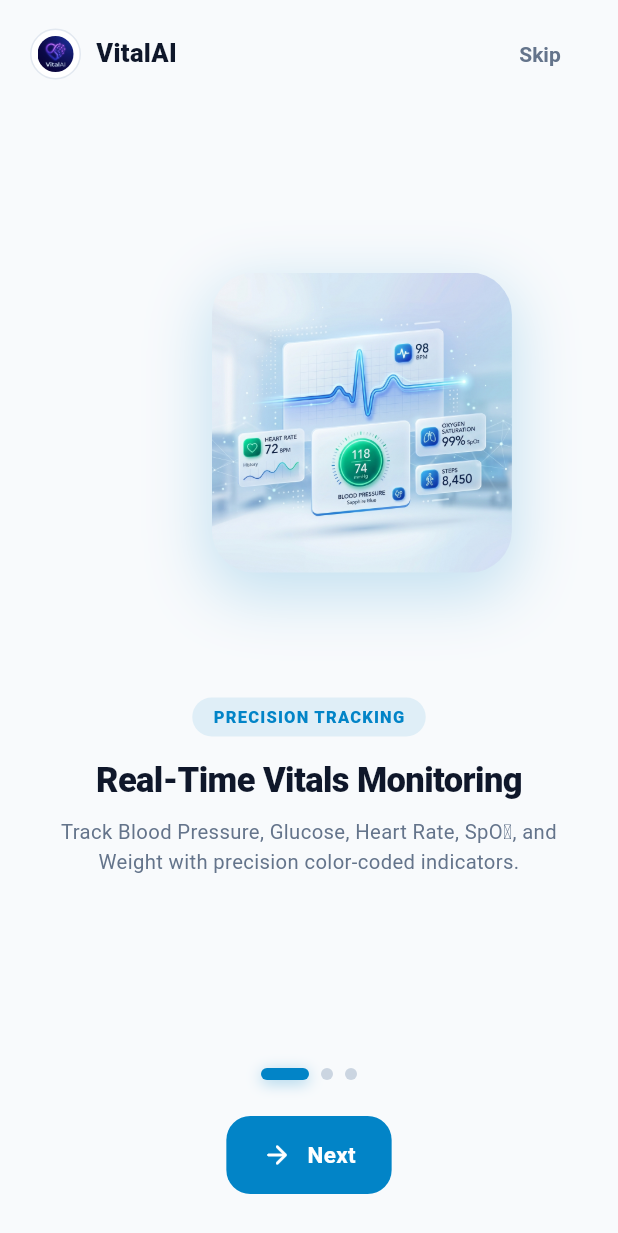
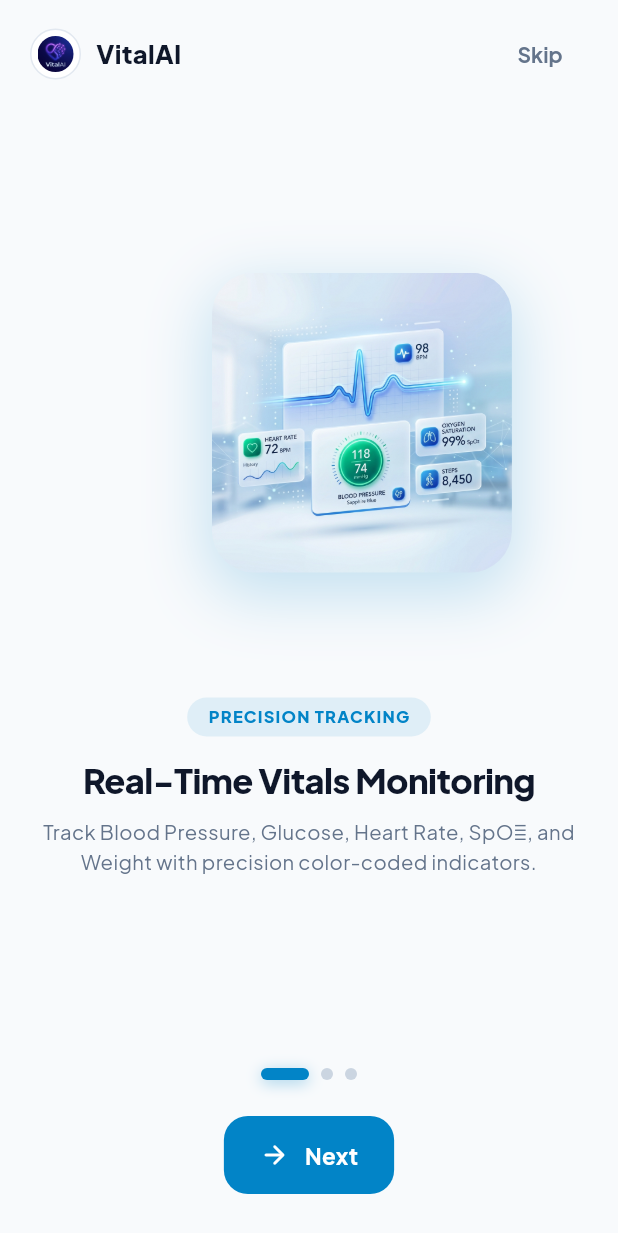
Before and after one commit to inositols/vitalAI, a Flutter app: the screen it shows after launch, on a phone screen of 412 x 824 dp. Shown: the top 1233 px of the screen. Run offline on Flutter 3.47's test engine with Material 3 defaults, Android fonts, the phone set to English and light mode, and no system bars; our stand-ins replace cloud_firestore, equatable, firebase_auth, firebase_core, fl_chart, flutter_bloc and 12 more; accounts and stored records are empty.

Commit message:
feat: Add Plus Jakarta Sans typography and resolve ListTile framework assertion warnings

```diff
--- a/lib/core/theme/theme.dart
+++ b/lib/core/theme/theme.dart
@@ -1,4 +1,5 @@
 import 'package:flutter/material.dart';
+import 'package:google_fonts/google_fonts.dart';
 import 'design_tokens.dart';
 
 class AppTheme {
@@ -18,20 +19,22 @@ class AppTheme {
     final textColor = isDark ? const Color(0xFFF1F5F9) : const Color(0xFF0F172A);
     final mutedColor = isDark ? const Color(0xFF94A3B8) : const Color(0xFF64748B);
 
-    return base.copyWith(
-      displayLarge: TextStyle(fontSize: 34, fontWeight: FontWeight.w800, color: textColor, letterSpacing: -0.8, height: 1.2),
-      displayMedium: TextStyle(fontSize: 28, fontWeight: FontWeight.w700, color: textColor, letterSpacing: -0.5, height: 1.25),
-      headlineLarge: TextStyle(fontSize: 24, fontWeight: FontWeight.w700, color: textColor, letterSpacing: -0.4, height: 1.25),
-      headlineMedium: TextStyle(fontSize: 20, fontWeight: FontWeight.w600, color: textColor, letterSpacing: -0.3, height: 1.3),
-      titleLarge: TextStyle(fontSize: 18, fontWeight: FontWeight.w600, color: textColor, letterSpacing: -0.2),
-      titleMedium: TextStyle(fontSize: 16, fontWeight: FontWeight.w600, color: textColor, letterSpacing: -0.1),
-      titleSmall: TextStyle(fontSize: 14, fontWeight: FontWeight.w600, color: mutedColor),
-      bodyLarge: TextStyle(fontSize: 16, fontWeight: FontWeight.w400, color: textColor, height: 1.5),
-      bodyMedium: TextStyle(fontSize: 14, fontWeight: FontWeight.w400, color: textColor, height: 1.45),
-      bodySmall: TextStyle(fontSize: 12, fontWeight: FontWeight.w400, color: mutedColor, height: 1.4),
-      labelLarge: TextStyle(fontSize: 14, fontWeight: FontWeight.w600, color: textColor, letterSpacing: 0.1),
-      labelMedium: TextStyle(fontSize: 12, fontWeight: FontWeight.w600, color: mutedColor, letterSpacing: 0.2),
-      labelSmall: TextStyle(fontSize: 10, fontWeight: FontWeight.w600, color: mutedColor, letterSpacing: 0.3),
+    final fontBase = GoogleFonts.plusJakartaSansTextTheme(base);
+
+    return fontBase.copyWith(
+      displayLarge: fontBase.displayLarge?.copyWith(fontSize: 34, fontWeight: FontWeight.w800, color: textColor, letterSpacing: -0.8, height: 1.2),
+      displayMedium: fontBase.displayMedium?.copyWith(fontSize: 28, fontWeight: FontWeight.w700, color: textColor, letterSpacing: -0.5, height: 1.25),
+      headlineLarge: fontBase.headlineLarge?.copyWith(fontSize: 24, fontWeight: FontWeight.w700, color: textColor, letterSpacing: -0.4, height: 1.25),
+      headlineMedium: fontBase.headlineMedium?.copyWith(fontSize: 20, fontWeight: FontWeight.w600, color: textColor, letterSpacing: -0.3, height: 1.3),
+      titleLarge: fontBase.titleLarge?.copyWith(fontSize: 18, fontWeight: FontWeight.w600, color: textColor, letterSpacing: -0.2),
+      titleMedium: fontBase.titleMedium?.copyWith(fontSize: 16, fontWeight: FontWeight.w600, color: textColor, letterSpacing: -0.1),
+      titleSmall: fontBase.titleSmall?.copyWith(fontSize: 14, fontWeight: FontWeight.w600, color: mutedColor),
+      bodyLarge: fontBase.bodyLarge?.copyWith(fontSize: 16, fontWeight: FontWeight.w400, color: textColor, height: 1.5),
+      bodyMedium: fontBase.bodyMedium?.copyWith(fontSize: 14, fontWeight: FontWeight.w400, color: textColor, height: 1.45),
+      bodySmall: fontBase.bodySmall?.copyWith(fontSize: 12, fontWeight: FontWeight.w400, color: mutedColor, height: 1.4),
+      labelLarge: fontBase.labelLarge?.copyWith(fontSize: 14, fontWeight: FontWeight.w600, color: textColor, letterSpacing: 0.1),
+      labelMedium: fontBase.labelMedium?.copyWith(fontSize: 12, fontWeight: FontWeight.w600, color: mutedColor, letterSpacing: 0.2),
+      labelSmall: fontBase.labelSmall?.copyWith(fontSize: 10, fontWeight: FontWeight.w600, color: mutedColor, letterSpacing: 0.3),
     );
   }
 
@@ -61,13 +64,13 @@ class AppTheme {
       ),
       scaffoldBackgroundColor: surfaceLight,
       textTheme: _buildTextTheme(ThemeData.light().textTheme, isDark: false),
-      appBarTheme: const AppBarTheme(
+      appBarTheme: AppBarTheme(
         backgroundColor: surfaceLight,
         elevation: 0,
         centerTitle: false,
         scrolledUnderElevation: 0,
-        titleTextStyle: TextStyle(color: Color(0xFF0F172A), fontWeight: FontWeight.w700, fontSize: 20, letterSpacing: -0.3),
-        iconTheme: IconThemeData(color: Color(0xFF475569)),
+        titleTextStyle: GoogleFonts.plusJakartaSans(color: const Color(0xFF0F172A), fontWeight: FontWeight.w700, fontSize: 20, letterSpacing: -0.3),
+        iconTheme: const IconThemeData(color: Color(0xFF475569)),
       ),
       cardTheme: CardThemeData(
         elevation: 0,
@@ -102,7 +105,7 @@ class AppTheme {
           borderSide: const BorderSide(color: AppColors.error, width: 2),
         ),
         contentPadding: const EdgeInsets.symmetric(horizontal: 18, vertical: 16),
-        hintStyle: const TextStyle(color: Color(0xFF94A3B8), fontSize: 14),
+        hintStyle: GoogleFonts.plusJakartaSans(color: const Color(0xFF94A3B8), fontSize: 14),
       ),
       elevatedButtonTheme: ElevatedButtonThemeData(
         style: ElevatedButton.styleFrom(
@@ -112,7 +115,7 @@ class AppTheme {
           minimumSize: const Size(88, 52),
           padding: const EdgeInsets.symmetric(horizontal: AppSpacing.xl, vertical: AppSpacing.md),
           shape: RoundedRectangleBorder(borderRadius: BorderRadius.circular(AppRadius.lg)),
-          textStyle: const TextStyle(fontSize: 15, fontWeight: FontWeight.w600, letterSpacing: 0.2),
+          textStyle: GoogleFonts.plusJakartaSans(fontSize: 15, fontWeight: FontWeight.w600, letterSpacing: 0.2),
         ),
       ),
       outlinedButtonTheme: OutlinedButtonThemeData(
@@ -122,13 +125,13 @@ class AppTheme {
           shape: RoundedRectangleBorder(borderRadius: BorderRadius.circular(AppRadius.lg)),
           side: const BorderSide(color: Color(0xFFCBD5E1), width: 1.5),
           foregroundColor: const Color(0xFF334155),
-          textStyle: const TextStyle(fontSize: 15, fontWeight: FontWeight.w600),
+          textStyle: GoogleFonts.plusJakartaSans(fontSize: 15, fontWeight: FontWeight.w600),
         ),
       ),
       textButtonTheme: TextButtonThemeData(
         style: TextButton.styleFrom(
           foregroundColor: primaryLight,
-          textStyle: const TextStyle(fontSize: 14, fontWeight: FontWeight.w600),
+          textStyle: GoogleFonts.plusJakartaSans(fontSize: 14, fontWeight: FontWeight.w600),
         ),
       ),
       segmentedButtonTheme: SegmentedButtonThemeData(
@@ -142,7 +145,7 @@ class AppTheme {
         backgroundColor: Colors.white,
         elevation: 12,
         shape: RoundedRectangleBorder(borderRadius: BorderRadius.circular(AppRadius.xxl)),
-        titleTextStyle: const TextStyle(fontSize: 20, fontWeight: FontWeight.w700, color: Color(0xFF0F172A)),
+        titleTextStyle: GoogleFonts.plusJakartaSans(fontSize: 20, fontWeight: FontWeight.w700, color: const Color(0xFF0F172A)),
       ),
       snackBarTheme: SnackBarThemeData(
         behavior: SnackBarBehavior.floating,
@@ -156,9 +159,9 @@ class AppTheme {
         indicatorColor: primaryLight.withValues(alpha: 0.12),
         labelTextStyle: WidgetStateProperty.resolveWith((states) {
           if (states.contains(WidgetState.selected)) {
-            return const TextStyle(fontSize: 12, fontWeight: FontWeight.w700, color: primaryLight);
+            return GoogleFonts.plusJakartaSans(fontSize: 12, fontWeight: FontWeight.w700, color: primaryLight);
           }
-          return const TextStyle(fontSize: 12, fontWeight: FontWeight.w500, color: Color(0xFF64748B));
+          return GoogleFonts.plusJakartaSans(fontSize: 12, fontWeight: FontWeight.w500, color: const Color(0xFF64748B));
         }),
         iconTheme: WidgetStateProperty.resolveWith((states) {
           if (states.contains(WidgetState.selected)) {
@@ -195,13 +198,13 @@ class AppTheme {
       ),
       scaffoldBackgroundColor: surfaceDark,
       textTheme: _buildTextTheme(ThemeData.dark().textTheme, isDark: true),
-      appBarTheme: const AppBarTheme(
+      appBarTheme: AppBarTheme(
         backgroundColor: surfaceDark,
         elevation: 0,
         centerTitle: false,
         scrolledUnderElevation: 0,
-        titleTextStyle: TextStyle(color: Color(0xFFF8FAFC), fontWeight: FontWeight.w700, fontSize: 20, letterSpacing: -0.3),
-        iconTheme: IconThemeData(color: Color(0xFF94A3B8)),
+        titleTextStyle: GoogleFonts.plusJakartaSans(color: const Color(0xFFF8FAFC), fontWeight: FontWeight.w700, fontSize: 20, letterSpacing: -0.3),
+        iconTheme: const IconThemeData(color: Color(0xFF94A3B8)),
       ),
       cardTheme: CardThemeData(
         elevation: 0,
@@ -236,7 +239,7 @@ class AppTheme {
           borderSide: const BorderSide(color: AppColors.error, width: 2),
         ),
         contentPadding: const EdgeInsets.symmetric(horizontal: 18, vertical: 16),
-        hintStyle: const TextStyle(color: Color(0xFF64748B), fontSize: 14),
+        hintStyle: GoogleFonts.plusJakartaSans(color: const Color(0xFF64748B), fontSize: 14),
       ),
       elevatedButtonTheme: ElevatedButtonThemeData(
         style: ElevatedButton.styleFrom(
@@ -246,7 +249,7 @@ class AppTheme {
           minimumSize: const Size(88, 52),
           padding: const EdgeInsets.symmetric(horizontal: AppSpacing.xl, vertical: AppSpacing.md),
           shape: RoundedRectangleBorder(borderRadius: BorderRadius.circular(AppRadius.lg)),
-          textStyle: const TextStyle(fontSize: 15, fontWeight: FontWeight.w700, letterSpacing: 0.2),
+          textStyle: GoogleFonts.plusJakartaSans(fontSize: 15, fontWeight: FontWeight.w700, letterSpacing: 0.2),
         ),
       ),
       outlinedButtonTheme: OutlinedButtonThemeData(
@@ -256,13 +259,13 @@ class AppTheme {
           shape: RoundedRectangleBorder(borderRadius: BorderRadius.circular(AppRadius.lg)),
           side: const BorderSide(color: AppColors.darkBorder, width: 1.5),
           foregroundColor: const Color(0xFFE2E8F0),
-          textStyle: const TextStyle(fontSize: 15, fontWeight: FontWeight.w600),
+          textStyle: GoogleFonts.plusJakartaSans(fontSize: 15, fontWeight: FontWeight.w600),
         ),
       ),
       textButtonTheme: TextButtonThemeData(
         style: TextButton.styleFrom(
           foregroundColor: primaryDark,
-          textStyle: const TextStyle(fontSize: 14, fontWeight: FontWeight.w600),
+          textStyle: GoogleFonts.plusJakartaSans(fontSize: 14, fontWeight: FontWeight.w600),
         ),
       ),
       segmentedButtonTheme: SegmentedButtonThemeData(
@@ -276,7 +279,7 @@ class AppTheme {
         backgroundColor: AppColors.darkCard,
         elevation: 12,
         shape: RoundedRectangleBorder(borderRadius: BorderRadius.circular(AppRadius.xxl)),
-        titleTextStyle: const TextStyle(fontSize: 20, fontWeight: FontWeight.w700, color: Color(0xFFF8FAFC)),
+        titleTextStyle: GoogleFonts.plusJakartaSans(fontSize: 20, fontWeight: FontWeight.w700, color: const Color(0xFFF8FAFC)),
       ),
       snackBarTheme: SnackBarThemeData(
         behavior: SnackBarBehavior.floating,
@@ -290,9 +293,9 @@ class AppTheme {
         indicatorColor: primaryDark.withValues(alpha: 0.2),
         labelTextStyle: WidgetStateProperty.resolveWith((states) {
           if (states.contains(WidgetState.selected)) {
-            return const TextStyle(fontSize: 12, fontWeight: FontWeight.w700, color: primaryDark);
+            return GoogleFonts.plusJakartaSans(fontSize: 12, fontWeight: FontWeight.w700, color: primaryDark);
           }
-          return const TextStyle(fontSize: 12, fontWeight: FontWeight.w500, color: Color(0xFF94A3B8));
+          return GoogleFonts.plusJakartaSans(fontSize: 12, fontWeight: FontWeight.w500, color: const Color(0xFF94A3B8));
         }),
         iconTheme: WidgetStateProperty.resolveWith((states) {
           if (states.contains(WidgetState.selected)) {
--- a/lib/features/caregiver/presentation/widgets/caregiver_sharing_toggle.dart
+++ b/lib/features/caregiver/presentation/widgets/caregiver_sharing_toggle.dart
@@ -19,6 +19,8 @@ class CaregiverSharingToggle extends StatelessWidget {
 
     return AppCard(
       padding: const EdgeInsets.symmetric(horizontal: 16, vertical: 8),
+      child: Material(
+        color: Colors.transparent,
         child: SwitchListTile(
           title: Text(
             'Enable Remote Data Sharing',
@@ -46,6 +48,7 @@ class CaregiverSharingToggle extends StatelessWidget {
           ),
           onChanged: onChanged,
         ),
+      ),
     );
   }
 }
--- a/lib/features/settings/presentation/widgets/settings_section.dart
+++ b/lib/features/settings/presentation/widgets/settings_section.dart
@@ -80,7 +80,9 @@ class SettingTileItem extends StatelessWidget {
   Widget build(BuildContext context) {
     final isDark = context.isDarkMode;
 
-    return ListTile(
+    return Material(
+      color: Colors.transparent,
+      child: ListTile(
         onTap: onTap,
         leading: Container(
           padding: const EdgeInsets.all(8),
@@ -119,6 +121,7 @@ class SettingTileItem extends StatelessWidget {
                     color: isDark ? const Color(0xFF64748B) : const Color(0xFF94A3B8),
                   )
                 : null),
+      ),
     );
   }
 }
```
Also changed, not shown: lib/core/widgets/app_card.dart (+13 -10 lines), pubspec.yaml (+3 -31 lines), pubspec.lock. Lines whose indentation alone changed are shown as unchanged.
